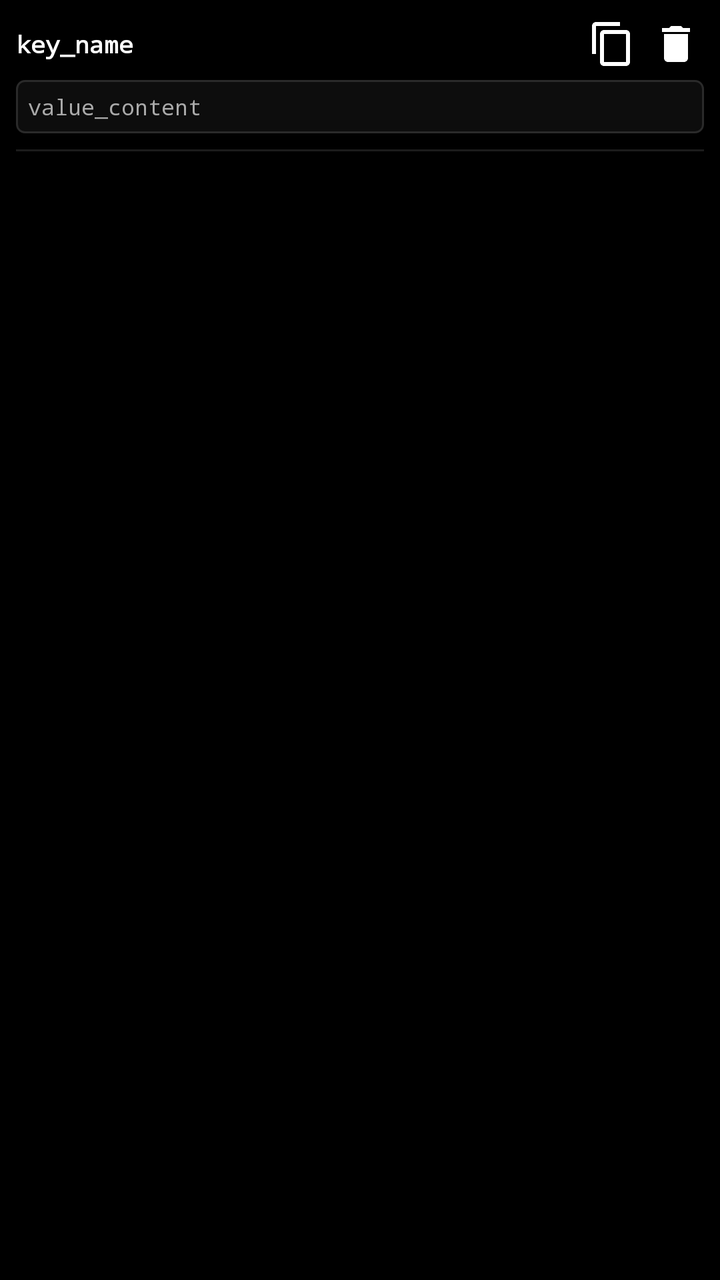
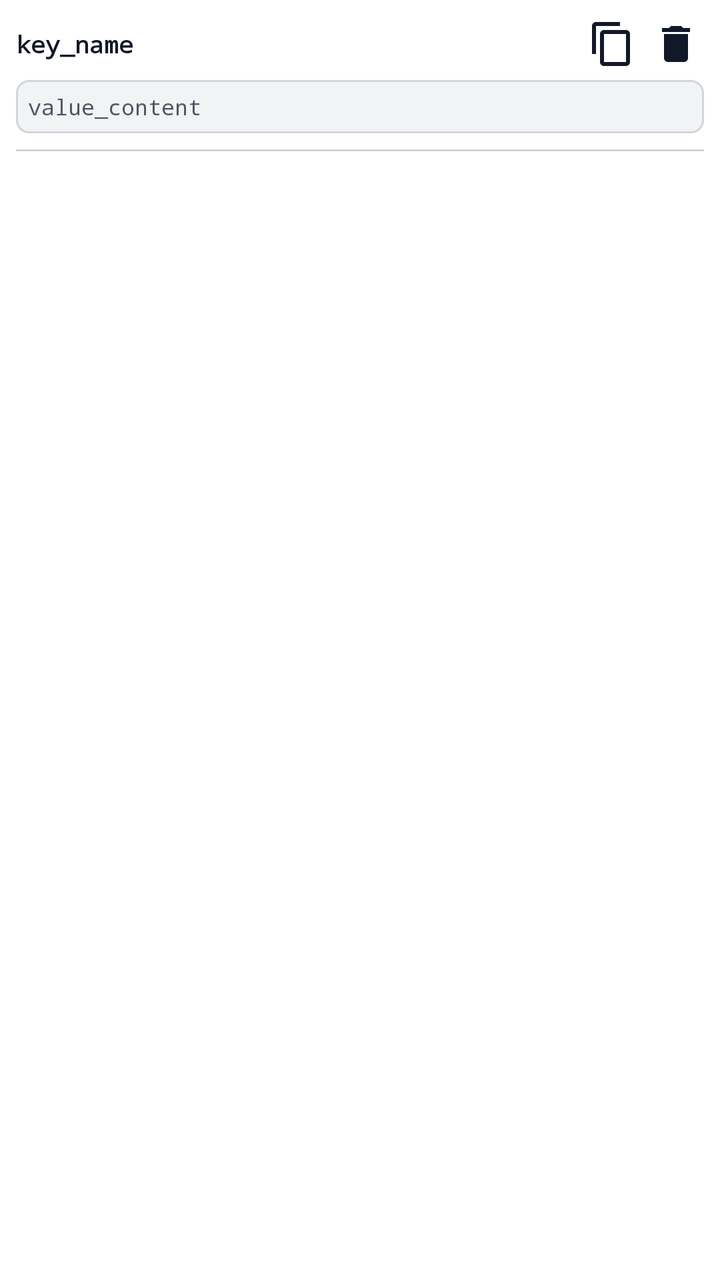

Two renders of the same Android screen: before a commit and after it. Below are the layout's source before the change and the commit's diff.
<!-- AndroidManifest.xml: application theme Theme.F12Browser -->
<!-- res/layout/item_storage_entry.xml -->
<?xml version="1.0" encoding="utf-8"?>
<LinearLayout xmlns:android="http://schemas.android.com/apk/res/android"
    android:layout_width="match_parent"
    android:layout_height="wrap_content"
    android:orientation="vertical"
    android:padding="8dp"
    android:background="?attr/selectableItemBackground">

    <LinearLayout
        android:layout_width="match_parent"
        android:layout_height="wrap_content"
        android:orientation="horizontal"
        android:gravity="center_vertical">

        <TextView
            android:id="@+id/storage_key"
            android:layout_width="0dp"
            android:layout_height="wrap_content"
            android:layout_weight="1"
            android:text="key_name"
            android:textColor="@color/text_primary"
            android:textSize="12sp"
            android:fontFamily="monospace"
            android:textStyle="bold" />

        <ImageButton
            android:id="@+id/btn_edit_entry"
            android:layout_width="28dp"
            android:layout_height="28dp"
            android:background="?attr/selectableItemBackground"
            android:src="@drawable/ic_copy"
            android:contentDescription="Edit" />

        <ImageButton
            android:id="@+id/btn_delete_entry"
            android:layout_width="28dp"
            android:layout_height="28dp"
            android:layout_marginStart="4dp"
            android:background="?attr/selectableItemBackground"
            android:src="@drawable/ic_delete"
            android:contentDescription="Delete" />
    </LinearLayout>

    <TextView
        android:id="@+id/storage_val"
        android:layout_width="match_parent"
        android:layout_height="wrap_content"
        android:layout_marginTop="4dp"
        android:background="@drawable/bg_code_box"
        android:text="value_content"
        android:textColor="@color/text_secondary"
        android:textSize="11sp"
        android:fontFamily="monospace"
        android:padding="6dp"
        android:textIsSelectable="true" />

    <View
        android:layout_width="match_parent"
        android:layout_height="1dp"
        android:layout_marginTop="8dp"
        android:background="#1C1C1C" />
</LinearLayout>
<!-- resources referenced by this layout -->
<resources>
  <color name="text_primary">#FFFFFF</color>
  <color name="text_secondary">#AAAAAA</color>
  <!-- drawable bg_code_box (drawable) -->
  <shape xmlns:android="http://schemas.android.com/apk/res/android"
      android:shape="rectangle">
      <solid android:color="#0D0D0D" />
      <stroke android:width="1dp" android:color="#2A2A2A" />
      <corners android:radius="4dp" />
      <padding
          android:left="8dp"
          android:top="8dp"
          android:right="8dp"
          android:bottom="8dp" />
  </shape>
  <!-- drawable ic_copy (drawable) -->
  <vector xmlns:android="http://schemas.android.com/apk/res/android"
      android:width="24dp"
      android:height="24dp"
      android:viewportWidth="24"
      android:viewportHeight="24">
      <path
          android:fillColor="#FFFFFF"
          android:pathData="M16,1H4c-1.1,0 -2,0.9 -2,2v14h2V3h12V1zm3,4H8c-1.1,0 -2,0.9 -2,2v14c0,1.1 0.9,2 2,2h11c1.1,0 2,-0.9 2,-2V7c0,-1.1 -0.9,-2 -2,-2zm0,16H8V7h11v14z"/>
  </vector>
  <!-- drawable ic_delete (drawable) -->
  <vector xmlns:android="http://schemas.android.com/apk/res/android"
      android:width="24dp"
      android:height="24dp"
      android:viewportWidth="24"
      android:viewportHeight="24">
      <path
          android:fillColor="#FFFFFF"
          android:pathData="M6,19c0,1.1 0.9,2 2,2h8c1.1,0 2,-0.9 2,-2V7H6v12zM19,4h-3.5l-1,-1h-5l-1,1H5v2h14V4z"/>
  </vector>
  <style name="Theme.F12Browser" parent="Theme.MaterialComponents.NoActionBar">
          
          <item name="colorPrimary">@color/bg_black</item>
          <item name="colorPrimaryVariant">@color/bg_dark</item>
          <item name="colorOnPrimary">@color/text_primary</item>
          
          
          <item name="colorSecondary">@color/accent_white</item>
          <item name="colorSecondaryVariant">@color/accent_gray</item>
          <item name="colorOnSecondary">@color/bg_black</item>
          
          
          <item name="android:colorBackground">@color/bg_black</item>
          <item name="colorSurface">@color/bg_surface</item>
          <item name="colorOnSurface">@color/text_primary</item>
          
          
          <item name="android:statusBarColor">@color/bg_black</item>
          <item name="android:navigationBarColor">@color/bg_black</item>
          <item name="android:windowLightStatusBar" tools:targetApi="m">false</item>
          <item name="android:windowLightNavigationBar" tools:targetApi="o_mr1">false</item>
  
          
          <item name="materialButtonStyle">@style/Widget.F12.Button</item>
      </style>
  <color name="bg_black">#000000</color>
  <color name="bg_dark">#121212</color>
  <color name="accent_white">#FFFFFF</color>
  <color name="accent_gray">#888888</color>
  <color name="bg_surface">#1A1A1A</color>
  <style name="Widget.F12.Button" parent="Widget.MaterialComponents.Button">
          <item name="android:insetTop">0dp</item>
          <item name="android:insetBottom">0dp</item>
          <item name="android:insetLeft">0dp</item>
          <item name="android:insetRight">0dp</item>
          <item name="android:minHeight">0dp</item>
          <item name="android:minWidth">0dp</item>
          <item name="backgroundTint">@null</item>
          <item name="rippleColor">#33FFFFFF</item>
          <item name="android:stateListAnimator">@null</item>
          <item name="android:textAllCaps">false</item>
      </style>
</resources>

<!-- the commit's change to res/layout/item_storage_entry.xml (unified diff, before → after) -->
@@ -58,5 +58,5 @@
         android:layout_width="match_parent"
         android:layout_height="1dp"
         android:layout_marginTop="8dp"
-        android:background="#1C1C1C" />
+        android:background="@color/border_color" />
 </LinearLayout>
<!-- resource entries referenced after the edit -->
@@ -1,18 +1,15 @@
 <!-- resources referenced by this layout -->
 <resources>
-  <color name="text_primary">#FFFFFF</color>
-  <color name="text_secondary">#AAAAAA</color>
+  <color name="border_color">#D0D5DD</color>
+  <color name="text_primary">#111827</color>
+  <color name="text_secondary">#4B5563</color>
   <!-- drawable bg_code_box (drawable) -->
+  <?xml version="1.0" encoding="utf-8"?>
   <shape xmlns:android="http://schemas.android.com/apk/res/android"
       android:shape="rectangle">
-      <solid android:color="#0D0D0D" />
-      <stroke android:width="1dp" android:color="#2A2A2A" />
-      <corners android:radius="4dp" />
-      <padding
-          android:left="8dp"
-          android:top="8dp"
-          android:right="8dp"
-          android:bottom="8dp" />
+      <solid android:color="@color/bg_surface_elevated" />
+      <stroke android:width="1dp" android:color="@color/border_color" />
+      <corners android:radius="6dp" />
   </shape>
   <!-- drawable ic_copy (drawable) -->
   <vector xmlns:android="http://schemas.android.com/apk/res/android"
@@ -21,7 +18,7 @@
       android:viewportWidth="24"
       android:viewportHeight="24">
       <path
-          android:fillColor="#FFFFFF"
+          android:fillColor="@color/text_primary"
           android:pathData="M16,1H4c-1.1,0 -2,0.9 -2,2v14h2V3h12V1zm3,4H8c-1.1,0 -2,0.9 -2,2v14c0,1.1 0.9,2 2,2h11c1.1,0 2,-0.9 2,-2V7c0,-1.1 -0.9,-2 -2,-2zm0,16H8V7h11v14z"/>
   </vector>
   <!-- drawable ic_delete (drawable) -->
@@ -31,10 +28,10 @@
       android:viewportWidth="24"
       android:viewportHeight="24">
       <path
-          android:fillColor="#FFFFFF"
+          android:fillColor="@color/text_primary"
           android:pathData="M6,19c0,1.1 0.9,2 2,2h8c1.1,0 2,-0.9 2,-2V7H6v12zM19,4h-3.5l-1,-1h-5l-1,1H5v2h14V4z"/>
   </vector>
-  <style name="Theme.F12Browser" parent="Theme.MaterialComponents.NoActionBar">
+  <style name="Theme.F12Browser" parent="Theme.MaterialComponents.DayNight.NoActionBar">
           
           <item name="colorPrimary">@color/bg_black</item>
           <item name="colorPrimaryVariant">@color/bg_dark</item>
@@ -53,17 +50,18 @@
           
           <item name="android:statusBarColor">@color/bg_black</item>
           <item name="android:navigationBarColor">@color/bg_black</item>
-          <item name="android:windowLightStatusBar" tools:targetApi="m">false</item>
-          <item name="android:windowLightNavigationBar" tools:targetApi="o_mr1">false</item>
+          <item name="android:windowLightStatusBar" tools:targetApi="m">true</item>
+          <item name="android:windowLightNavigationBar" tools:targetApi="o_mr1">true</item>
   
           
           <item name="materialButtonStyle">@style/Widget.F12.Button</item>
       </style>
-  <color name="bg_black">#000000</color>
-  <color name="bg_dark">#121212</color>
-  <color name="accent_white">#FFFFFF</color>
-  <color name="accent_gray">#888888</color>
-  <color name="bg_surface">#1A1A1A</color>
+  <color name="bg_surface_elevated">#F1F3F4</color>
+  <color name="bg_black">#FFFFFF</color>
+  <color name="bg_dark">#F4F5F7</color>
+  <color name="accent_white">#111827</color>
+  <color name="accent_gray">#6B7280</color>
+  <color name="bg_surface">#FFFFFF</color>
   <style name="Widget.F12.Button" parent="Widget.MaterialComponents.Button">
           <item name="android:insetTop">0dp</item>
           <item name="android:insetBottom">0dp</item>
@@ -72,7 +70,7 @@
           <item name="android:minHeight">0dp</item>
           <item name="android:minWidth">0dp</item>
           <item name="backgroundTint">@null</item>
-          <item name="rippleColor">#33FFFFFF</item>
+          <item name="rippleColor">#22000000</item>
           <item name="android:stateListAnimator">@null</item>
           <item name="android:textAllCaps">false</item>
       </style>
